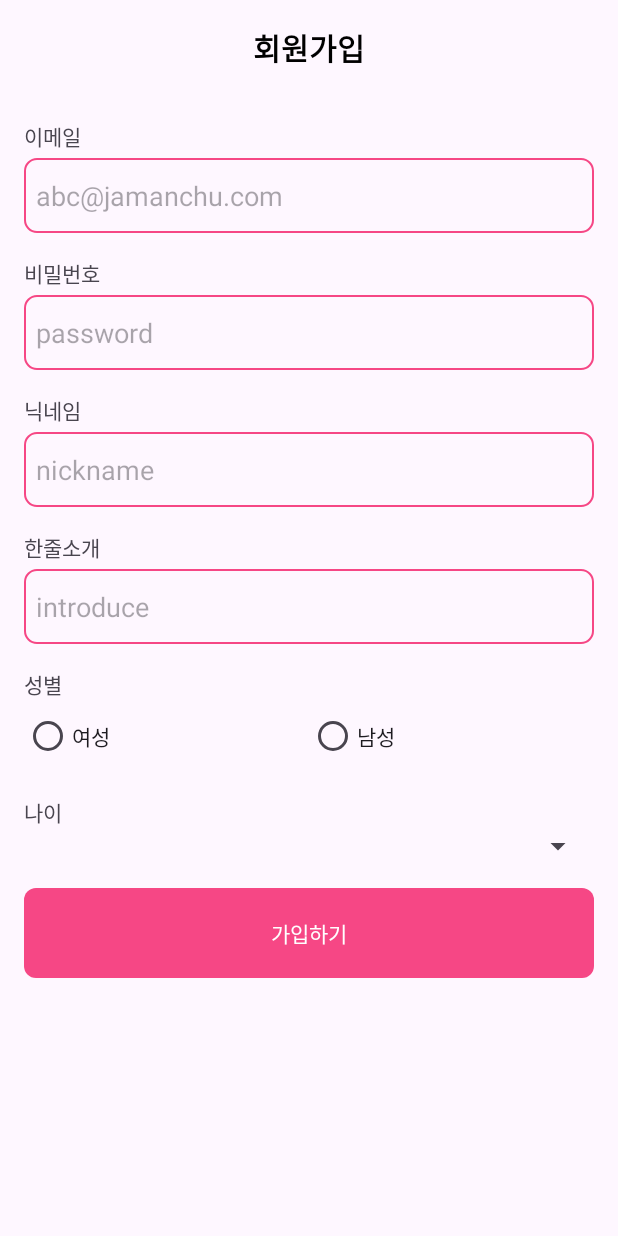
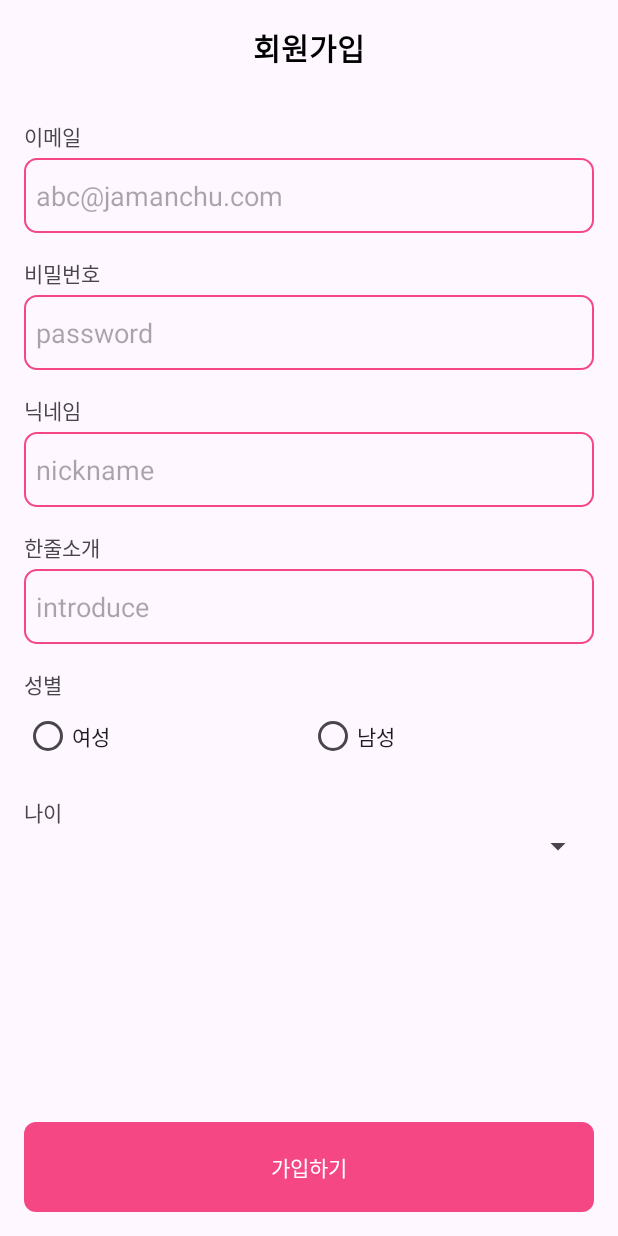
Before and after one commit to pjm2571/AndroidStudio, an Android app: the layout activity_sign_up.xml on its own in the app's theme, with its tools: preview values and no code run, on a phone screen of 412 x 824 dp. Run offline under Robolectric (Android 15) with nearby library versions, the light colour scheme and no system bars.

Commit message:
feat: space 수정

```diff
--- a/Jamanchu/app/src/main/res/layout/activity_sign_up.xml
+++ b/Jamanchu/app/src/main/res/layout/activity_sign_up.xml
@@ -4,12 +4,12 @@
     xmlns:tools="http://schemas.android.com/tools"
     android:id="@+id/main"
     android:layout_width="match_parent"
-    android:layout_height="wrap_content"
+    android:layout_height="match_parent"
     android:orientation="vertical"
     tools:context=".activities.SignUpActivity">
 
     <TextView
-        android:id="@+id/textView2"
+        android:id="@+id/textViewTitle"
         android:layout_width="match_parent"
         android:layout_height="?attr/actionBarSize"
         android:gravity="center"
@@ -18,6 +18,7 @@
         android:textSize="20dp"
         android:textStyle="bold" />
 
+    <!-- Email Section -->
     <LinearLayout
         android:layout_width="match_parent"
         android:layout_height="wrap_content"
@@ -27,7 +28,7 @@
         android:orientation="vertical">
 
         <TextView
-            android:id="@+id/textView4"
+            android:id="@+id/textViewEmail"
             android:layout_width="match_parent"
             android:layout_height="wrap_content"
             android:text="이메일" />
@@ -44,6 +45,7 @@
             android:padding="8dp" />
     </LinearLayout>
 
+    <!-- Password Section -->
     <LinearLayout
         android:layout_width="match_parent"
         android:layout_height="wrap_content"
@@ -53,13 +55,13 @@
         android:orientation="vertical">
 
         <TextView
-            android:id="@+id/textView4"
+            android:id="@+id/textViewPassword"
             android:layout_width="match_parent"
             android:layout_height="wrap_content"
             android:text="비밀번호" />
 
         <EditText
-            android:id="@+id/editTextPW"
+            android:id="@+id/editTextPassword"
             android:layout_width="match_parent"
             android:layout_height="50dp"
             android:layout_marginTop="4dp"
@@ -70,6 +72,7 @@
             android:padding="8dp" />
     </LinearLayout>
 
+    <!-- Nickname Section -->
     <LinearLayout
         android:layout_width="match_parent"
         android:layout_height="wrap_content"
@@ -79,13 +82,13 @@
         android:orientation="vertical">
 
         <TextView
-            android:id="@+id/textView4"
+            android:id="@+id/textViewNickname"
             android:layout_width="match_parent"
             android:layout_height="wrap_content"
             android:text="닉네임" />
 
         <EditText
-            android:id="@+id/editTextNick"
+            android:id="@+id/editTextNickname"
             android:layout_width="match_parent"
             android:layout_height="50dp"
             android:layout_marginTop="4dp"
@@ -96,6 +99,7 @@
             android:padding="8dp" />
     </LinearLayout>
 
+    <!-- Introduction Section -->
     <LinearLayout
         android:layout_width="match_parent"
         android:layout_height="wrap_content"
@@ -105,13 +109,13 @@
         android:orientation="vertical">
 
         <TextView
-            android:id="@+id/textView4"
+            android:id="@+id/textViewIntro"
             android:layout_width="match_parent"
             android:layout_height="wrap_content"
             android:text="한줄소개" />
 
         <EditText
-            android:id="@+id/editTextIntroduction"
+            android:id="@+id/editTextIntro"
             android:layout_width="match_parent"
             android:layout_height="50dp"
             android:layout_marginTop="4dp"
@@ -122,6 +126,7 @@
             android:padding="8dp" />
     </LinearLayout>
 
+    <!-- Gender Section -->
     <LinearLayout
         android:layout_width="match_parent"
         android:layout_height="wrap_content"
@@ -131,34 +136,33 @@
         android:orientation="vertical">
 
         <TextView
-            android:id="@+id/textView4"
+            android:id="@+id/textViewGender"
             android:layout_width="match_parent"
             android:layout_height="wrap_content"
             android:text="성별" />
 
         <RadioGroup
-            android:id="@+id/radioGroup"
             android:layout_width="match_parent"
-            android:layout_height="match_parent"
+            android:layout_height="wrap_content"
             android:orientation="horizontal">
 
             <RadioButton
-                android:id="@+id/radioButton"
+                android:id="@+id/radioButtonFemale"
                 android:layout_width="wrap_content"
                 android:layout_height="wrap_content"
                 android:layout_weight="1"
                 android:text="여성" />
 
             <RadioButton
-                android:id="@+id/radioButton2"
+                android:id="@+id/radioButtonMale"
                 android:layout_width="wrap_content"
                 android:layout_height="wrap_content"
                 android:layout_weight="1"
                 android:text="남성" />
         </RadioGroup>
-
     </LinearLayout>
 
+    <!-- Age Section -->
     <LinearLayout
         android:layout_width="match_parent"
         android:layout_height="wrap_content"
@@ -168,24 +172,24 @@
         android:orientation="vertical">
 
         <TextView
-            android:id="@+id/textView4"
+            android:id="@+id/textViewAge"
             android:layout_width="match_parent"
             android:layout_height="wrap_content"
             android:text="나이" />
 
         <Spinner
-            android:id="@+id/spinner"
+            android:id="@+id/spinnerAge"
             android:layout_width="match_parent"
             android:layout_height="wrap_content" />
-
-
     </LinearLayout>
 
+    <!-- Spacer -->
     <Space
         android:layout_width="match_parent"
         android:layout_height="0dp"
         android:layout_weight="1" />
 
+    <!-- Signup Button -->
     <TextView
         android:id="@+id/buttonSignUp"
         android:layout_width="match_parent"
@@ -193,6 +197,7 @@
         android:layout_marginStart="16dp"
         android:layout_marginTop="16dp"
         android:layout_marginEnd="16dp"
+        android:layout_marginBottom="16dp"
         android:background="@drawable/rounded_corner_custom_color"
         android:gravity="center"
         android:text="가입하기"
```
